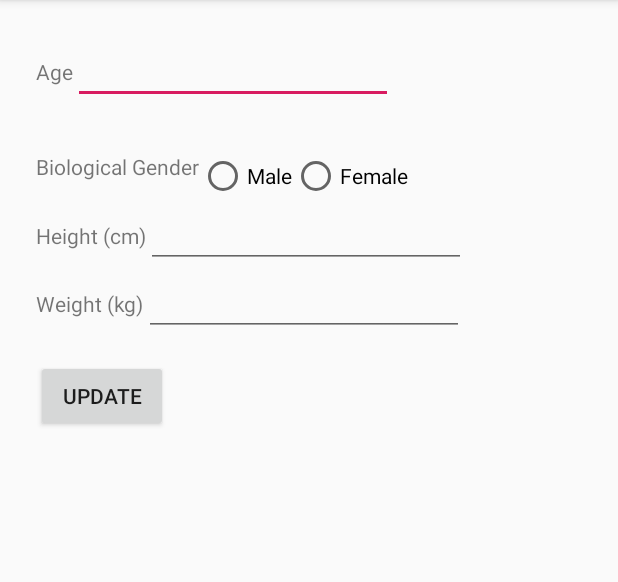
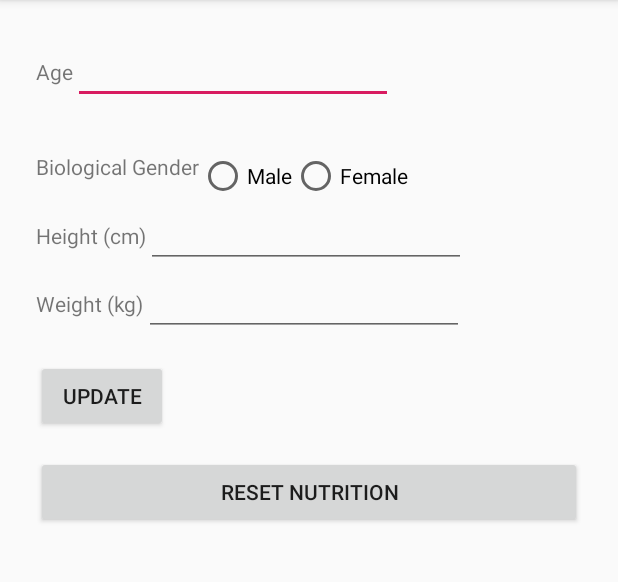
Before and after one commit to tstewart/WhatsForDinner, an Android app: the SettingsActivity screen opened directly, with no data from a screen before it, on a phone screen of 412 x 824 dp, the part 84-666 px from its top. Run offline under Robolectric (Android 15) with nearby library versions, the phone set to English and light mode, and no system bars; 5 statements that could not run were skipped.

Commit message:
Added reset nutrition button to the settings activity

```diff
--- a/app/src/main/res/layout/activity_settings.xml
+++ b/app/src/main/res/layout/activity_settings.xml
@@ -122,6 +122,13 @@
                 android:layout_marginTop="16dp"
                 android:text="@string/btnUpdate" />
 
+            <Button
+                android:id="@+id/reset_nutrition_button"
+                android:layout_width="match_parent"
+                android:layout_height="wrap_content"
+                android:layout_marginTop="16dp"
+                android:text="@string/btnResetNutriton" />
+
         </LinearLayout>
 
     </androidx.constraintlayout.widget.ConstraintLayout>
--- a/app/src/main/res/values/strings.xml
+++ b/app/src/main/res/values/strings.xml
@@ -44,11 +44,13 @@
     <!-- Settings activity -->
     <string name="btnUpdate">Update</string>
     <string name="title_activity_recipe_popup">RecipePopupActivity</string>
+    <string name="btnResetNutriton">Reset Nutrition</string>
+    <string name="resetNutritionConfirmation">Are you sure you would like to reset your nutrient intake?</string>
 
     <!-- Recipe popup activity -->
     <string name="suggestedRecipe">Here\'s what we suggest</string>
     <string name="btnNewRecipe">I want something else</string>
     <string name="btnConfirmRecipe">Perfect!</string>
-    <string name="addRecipeConfirmation">Are you sure you\'d like to select this recipe? This will reset your calorie intake for the day.</string>
+    <string name="addRecipeConfirmation">Are you sure you\'d like to select this recipe? This will reset your nutrient intake for the day.</string>
 
 </resources>
```
Also changed, not shown: app/src/main/java/io/github/tstewart/whatsfordinner/SettingsActivity.java (+22 -0 lines), 1 other file.
